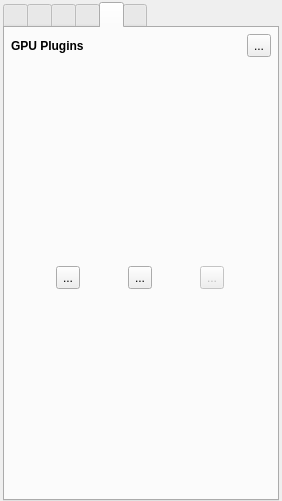
The window that src/MixingToolboxWidget.ui (markus-wa/glmixer-mirror) describes before a commit, drawn with Qt 5.
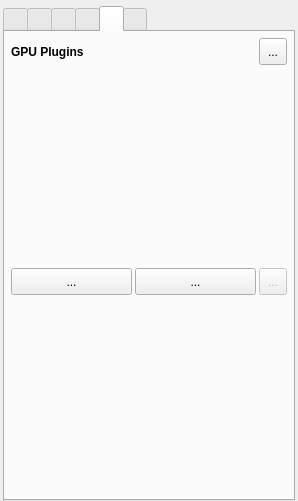
The same window after the commit. The open tabs and pages were chosen to show the change. Icons and pictures are not drawn.

Commit message: Improved GUI appearance of Mixing Toolbox under OSX.

The edit to the form file:
```diff
--- a/src/MixingToolboxWidget.ui
+++ b/src/MixingToolboxWidget.ui
@@ -6,7 +6,7 @@
    <rect>
     <x>0</x>
     <y>0</y>
-    <width>282</width>
+    <width>298</width>
     <height>501</height>
    </rect>
   </property>
@@ -35,7 +35,7 @@
     <number>3</number>
    </property>
    <property name="topMargin">
-    <number>2</number>
+    <number>6</number>
    </property>
    <property name="rightMargin">
     <number>3</number>
@@ -56,7 +56,11 @@
  QTabBar QToolButton:disabled { 
      background: palette(mid);
  }
-</string>
+
+QToolButton {
+    min-height: 20px;
+    min-width: 20px;
+}</string>
      </property>
      <property name="tabPosition">
       <enum>QTabWidget::North</enum>
@@ -1782,10 +1786,16 @@
           </property>
           <item>
            <widget class="QToolButton" name="addPlugin">
+            <property name="sizePolicy">
+             <sizepolicy hsizetype="Expanding" vsizetype="Fixed">
+              <horstretch>0</horstretch>
+              <verstretch>0</verstretch>
+             </sizepolicy>
+            </property>
             <property name="minimumSize">
              <size>
-              <width>18</width>
-              <height>18</height>
+              <width>22</width>
+              <height>22</height>
              </size>
             </property>
             <property name="toolTip">
@@ -1811,10 +1821,16 @@
           </item>
           <item>
            <widget class="QToolButton" name="addShadertoyPlugin">
+            <property name="sizePolicy">
+             <sizepolicy hsizetype="Expanding" vsizetype="Fixed">
+              <horstretch>0</horstretch>
+              <verstretch>0</verstretch>
+             </sizepolicy>
+            </property>
             <property name="minimumSize">
              <size>
-              <width>18</width>
-              <height>18</height>
+              <width>22</width>
+              <height>22</height>
              </size>
             </property>
             <property name="toolTip">
```
Left out of the diff: 20 changed lines with no effect on the pictures. The commit also changes 4 other files.
